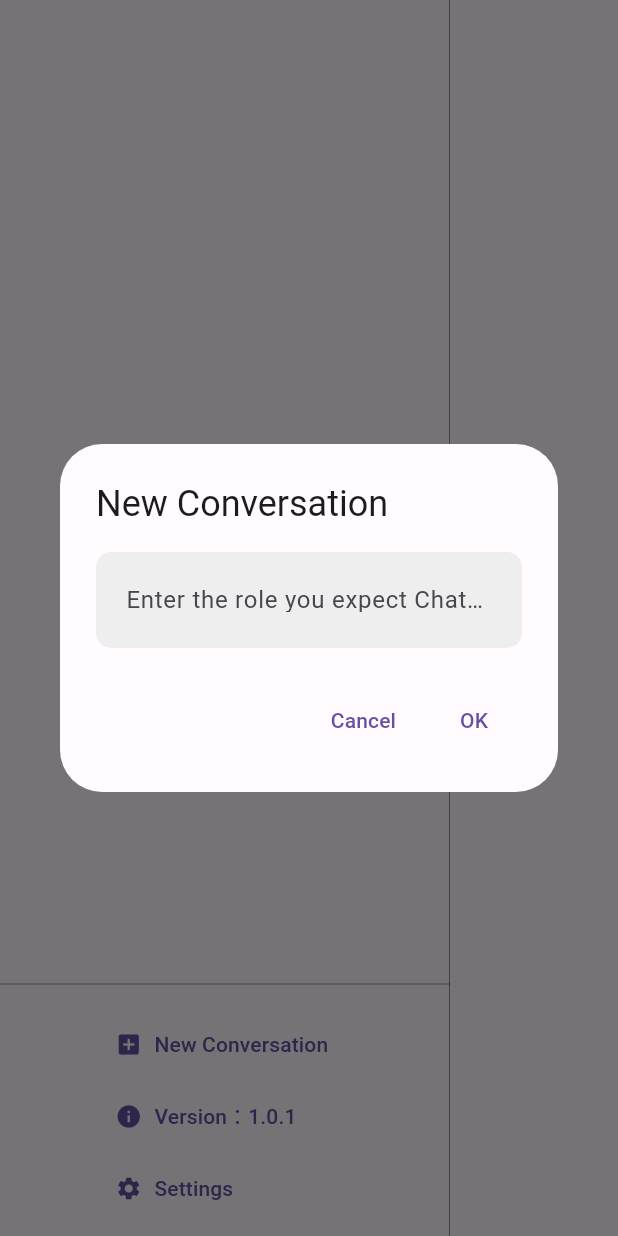
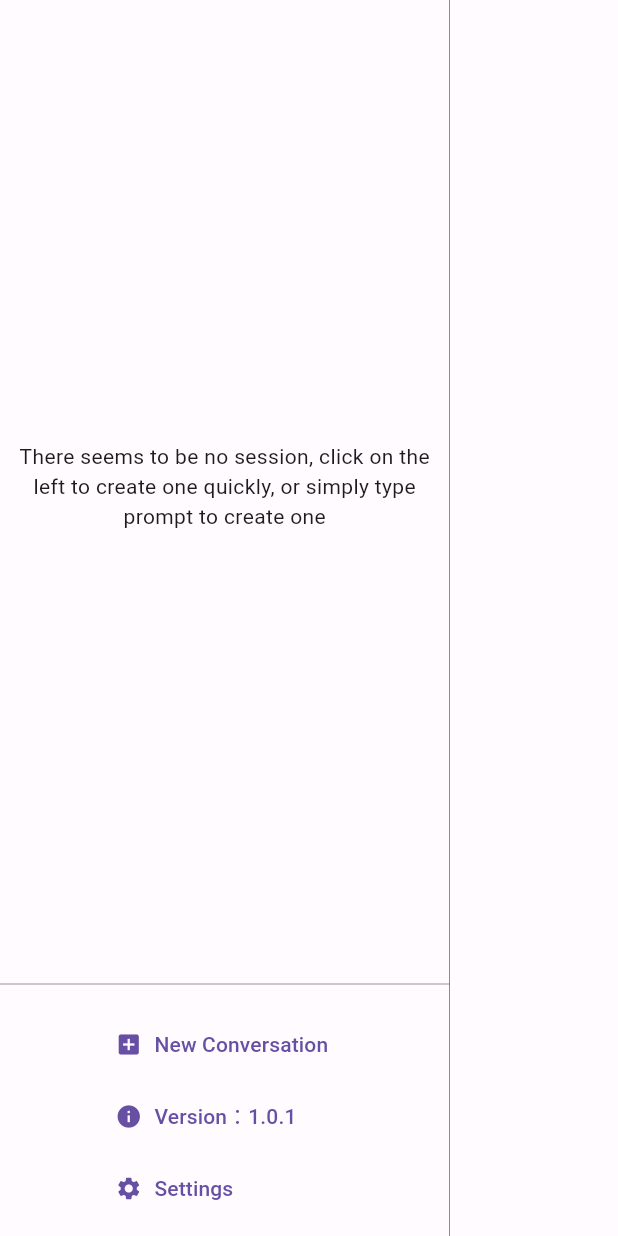
Before and after one commit to bravekingzhang/flutter_chat_box, a Flutter app: the ConversationWindow widget shown alone on an empty page, opened directly, after a tap on "New Conversation", on a phone screen of 412 x 824 dp. Run offline on Flutter 3.47's test engine with Material 2 defaults, Android fonts, the phone set to English and light mode, and no system bars; our stand-ins replace bloc, equatable, flutter_bloc, flutter_easyloading, font_awesome_flutter, get_it and 3 more; missing offline and left inert: dart_openai; accounts and stored records are empty; generated files the repository leaves out were written again.

Commit message:
feat: 可以创建会话,可以联天

```diff
--- a/lib/bloc/conversation_bloc.dart
+++ b/lib/bloc/conversation_bloc.dart
@@ -34,20 +34,20 @@ class ConversationBloc extends Bloc<ConversationEvent, ConversationState> {
       DeleteConversationEvent event, Emitter<ConversationState> emit) async {
     await ConversationRepository().deleteConversation(event.conversation.uuid);
     final conversations = await ConversationRepository().getConversations();
-    emit(ConversationLoaded(conversations, state.currentConversationUuid));
+    emit(ConversationLoaded(conversations, ""));
   }
 
   Future<void> _onUpdateConversationEvent(
       UpdateConversationEvent event, Emitter<ConversationState> emit) async {
     await ConversationRepository().updateConversation(event.conversation);
     final conversations = await ConversationRepository().getConversations();
-    emit(ConversationLoaded(conversations, state.currentConversationUuid));
+    emit(ConversationLoaded(conversations, event.conversation.uuid));
   }
 
   Future<void> _onAddConversationEventEvent(
       AddConversationEvent event, Emitter<ConversationState> emit) async {
     await ConversationRepository().addConversation(event.conversation);
     final conversations = await ConversationRepository().getConversations();
-    emit(ConversationLoaded(conversations, state.currentConversationUuid));
+    emit(ConversationLoaded(conversations, event.conversation.uuid));
   }
 }
--- a/lib/bloc/message_bloc.dart
+++ b/lib/bloc/message_bloc.dart
@@ -40,7 +40,6 @@ class MessageBloc extends Bloc<MessageEvent, MessageState> {
       }
       await completer.future;
     });
-
     on<DeleteMessageEvent>((event, emit) async {
       try {
         await ConversationRepository().deleteMessage(event.message.id!);
@@ -58,6 +57,9 @@ class MessageBloc extends Bloc<MessageEvent, MessageState> {
         final messages = await ConversationRepository()
             .getMessagesByConversationUUid(event.conversationUUid);
         emit(MessagesLoaded(messages));
+        if (messages.isEmpty) {
+          emit(MessageInitial());
+        }
       } catch (e) {
         emit(MessageError(e.toString()));
       }
--- a/lib/components/conversation.dart
+++ b/lib/components/conversation.dart
@@ -5,9 +5,6 @@ import 'package:flutter_chatgpt/bloc/message_bloc.dart';
 import 'package:flutter_chatgpt/cubit/setting_cubit.dart';
 import 'package:flutter_chatgpt/repository/conversation.dart';
 import 'package:flutter_easyloading/flutter_easyloading.dart';
-import 'package:uuid/uuid.dart';
-
-var uuid = const Uuid();
 
 class ConversationWindow extends StatefulWidget {
   const ConversationWindow({super.key});
@@ -24,17 +21,6 @@ class _ConversationWindowState extends State<ConversationWindow> {
         .add(const LoadConversationsEvent());
   }
 
-  void _newConversation(String name) {
-    BlocProvider.of<ConversationBloc>(context).add(
-      AddConversationEvent(
-        Conversation(
-          name: name,
-          uuid: uuid.v4(),
-        ),
-      ),
-    );
-  }
-
   @override
   Widget build(BuildContext context) {
     return BlocBuilder<ConversationBloc, ConversationState>(
@@ -49,14 +35,16 @@ class _ConversationWindowState extends State<ConversationWindow> {
           constraints: const BoxConstraints(maxWidth: 300),
           child: Column(
             children: [
-              state.runtimeType == ConversationInitial
-                  ? Expanded(
-                      child: Center(
-                        child: ElevatedButton(
-                          onPressed: () {
-                            _showNewConversationDialog(context);
-                          },
-                          child: const Text('Add Conversation'),
+              state.runtimeType == ConversationInitial ||
+                      state.conversations.isEmpty
+                  ? const Expanded(
+                      child: Padding(
+                        padding: EdgeInsets.all(8.0),
+                        child: Center(
+                          child: Text(
+                            "There seems to be no session, click on the left to create one quickly, or simply type prompt to create one",
+                            textAlign: TextAlign.center,
+                          ),
                         ),
                       ),
                     )
@@ -159,53 +147,10 @@ class _ConversationWindowState extends State<ConversationWindow> {
   }
 
   void _showNewConversationDialog(BuildContext context) {
-    final TextEditingController controller = TextEditingController();
-    showDialog(
-      context: context,
-      builder: (BuildContext context) {
-        return AlertDialog(
-          title: const Text("New Conversation"),
-          content: Column(
-            mainAxisSize: MainAxisSize.min,
-            children: [
-              TextFormField(
-                controller: controller,
-                decoration: InputDecoration(
-                  labelText: 'Enter the role you expect ChatGPT to play',
-                  hintText: 'Enter the role you expect ChatGPT to play',
-                  floatingLabelBehavior: FloatingLabelBehavior.auto,
-                  contentPadding:
-                      const EdgeInsets.symmetric(horizontal: 16, vertical: 8),
-                  border: OutlineInputBorder(
-                    borderRadius: BorderRadius.circular(10),
-                    borderSide: BorderSide.none,
-                  ),
-                  filled: true,
-                  fillColor: Colors.grey[200],
-                ),
-                autovalidateMode: AutovalidateMode.always,
-                maxLines: null,
-              ),
-            ],
-          ),
-          actions: [
-            TextButton(
-              onPressed: () {
-                Navigator.of(context).pop();
-              },
-              child: const Text("Cancel"),
-            ),
-            TextButton(
-              onPressed: () {
-                Navigator.of(context).pop();
-                _newConversation(controller.text);
-              },
-              child: const Text("OK"),
-            ),
-          ],
-        );
-      },
-    );
+    context.read<ConversationBloc>().add(const ChooseConversationEvent(""));
+    context
+        .read<MessageBloc>()
+        .add(const LoadAllMessagesEvent("new conversation"));
   }
 
   void _renameConversation(BuildContext context, int index) {
@@ -257,6 +202,7 @@ class _ConversationWindowState extends State<ConversationWindow> {
                   UpdateConversationEvent(
                     Conversation(
                       name: controller.text,
+                      description: "",
                       uuid: outerContext
                           .read<ConversationBloc>()
                           .state
--- a/lib/repository/conversation.dart
+++ b/lib/repository/conversation.dart
@@ -3,9 +3,11 @@ import 'package:sqflite/sqflite.dart';
 
 class Conversation {
   String name;
+  String description;
   String uuid;
 
-  Conversation({required this.name, required this.uuid});
+  Conversation(
+      {required this.name, required this.description, required this.uuid});
 
   Map<String, dynamic> toMap() {
     return {
@@ -98,6 +100,7 @@ class ConversationRepository {
       final name = maps[i][_columnName];
       return Conversation(
         uuid: uuid,
+        description: '',
         name: name,
       );
     });
@@ -110,16 +113,16 @@ class ConversationRepository {
       conversation.toMap(),
       conflictAlgorithm: ConflictAlgorithm.replace,
     );
-    final randomMessage = Message(
-      text: '随机消息',
-      role: Role.system,
-      conversationId: conversation.uuid,
-    );
-    await db.insert(
-      _tableMessageName,
-      randomMessage.toMap(),
-      conflictAlgorithm: ConflictAlgorithm.replace,
-    );
+    // final randomMessage = Message(
+    //   text: conversation.description,
+    //   role: Role.system,
+    //   conversationId: conversation.uuid,
+    // );
+    // await db.insert(
+    //   _tableMessageName,
+    //   randomMessage.toMap(),
+    //   conflictAlgorithm: ConflictAlgorithm.replace,
+    // );
   }
 
   Future<void> updateConversation(Conversation conversation) async {
```
Also changed, not shown: lib/components/chat.dart (+64 -17 lines).
